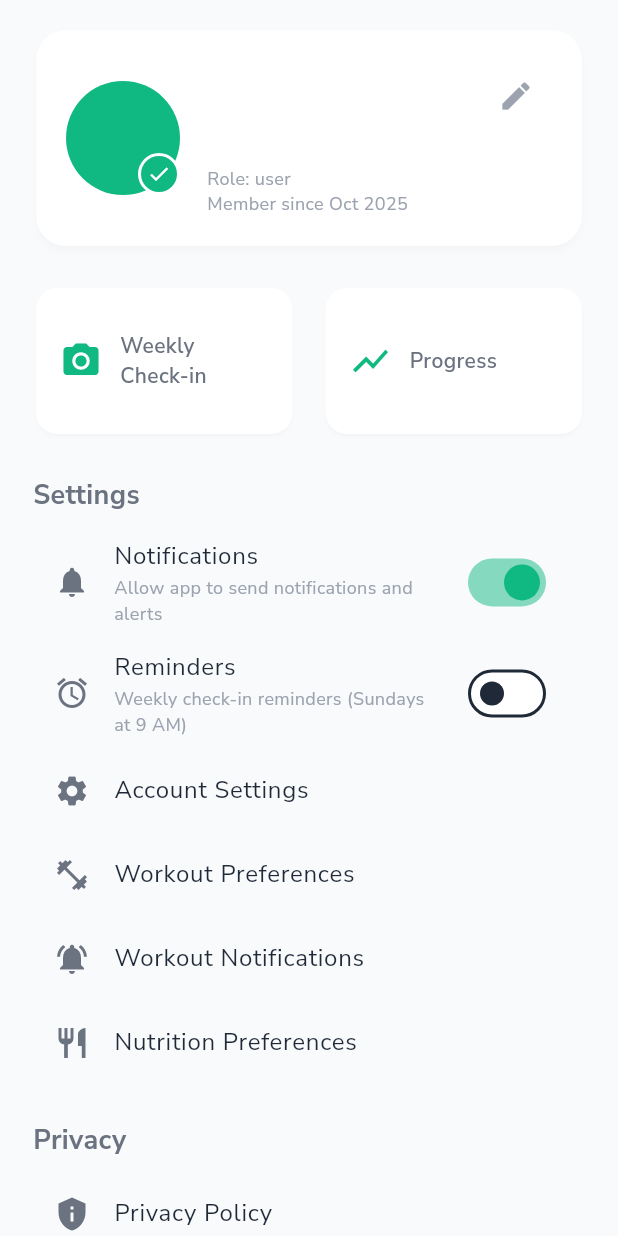
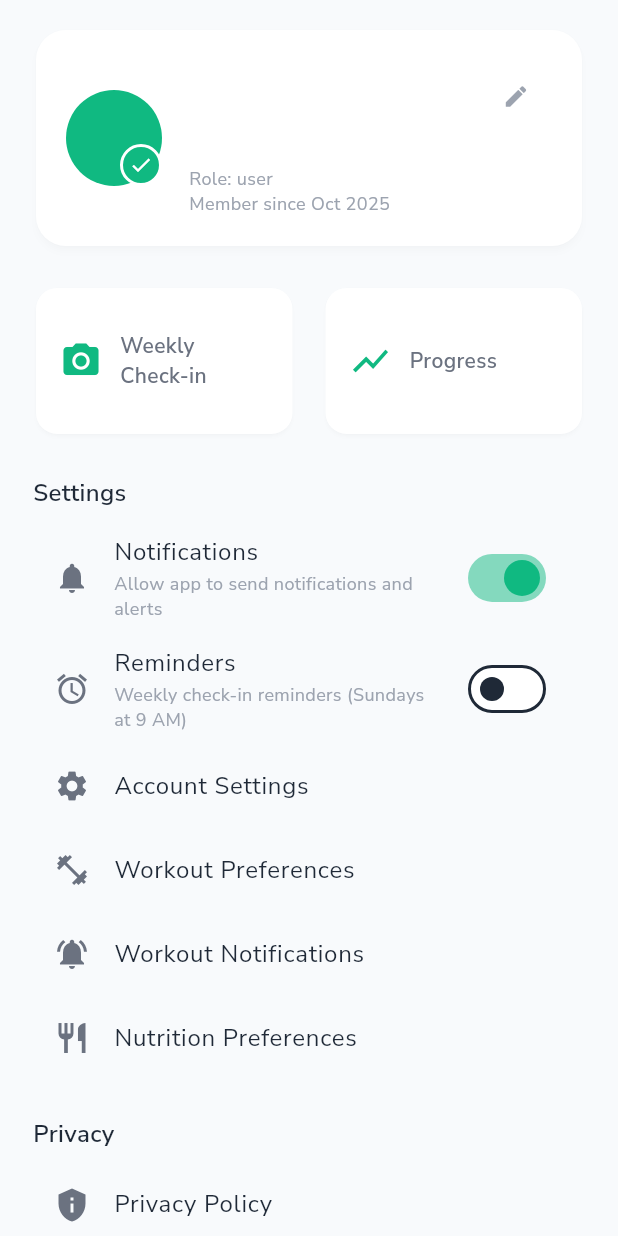
Before and after one commit to mahmoudal99/moctarnutrition, a Flutter app: the ProfileScreen screen opened directly, on a phone screen of 412 x 824 dp. Run offline on Flutter 3.47's test engine with Material 3 defaults, Android fonts, the phone set to English and light mode, and no system bars; our stand-ins replace auth_buttons, cached_network_image, cloud_firestore, confetti, firebase_auth, firebase_core and 18 more; missing offline and left inert: flutter_floating_bottom_bar, flutter_stripe, mobile_scanner, openfoodfacts; accounts and stored records are empty; project files that could hold a hidden picture were left out.

Commit message:
Update setting header

```diff
--- a/lib/features/profile/presentation/widgets/profile_section_header.dart
+++ b/lib/features/profile/presentation/widgets/profile_section_header.dart
@@ -15,9 +15,8 @@ class ProfileSectionHeader extends StatelessWidget {
       padding: const EdgeInsets.only(bottom: 8, left: 2),
       child: Text(
         title,
-        style: AppTextStyles.bodyLarge.copyWith(
-          fontWeight: FontWeight.bold,
-          color: AppConstants.textSecondary,
+        style: AppTextStyles.heading5.copyWith(
+          fontWeight: FontWeight.w600,
         ),
       ),
     );
--- a/lib/features/profile/presentation/widgets/profile_user_card.dart
+++ b/lib/features/profile/presentation/widgets/profile_user_card.dart
@@ -37,7 +37,7 @@ class ProfileUserCard extends StatelessWidget {
                   children: [
                     profilePhotoProvider.hasProfilePhoto
                         ? CircleAvatar(
-                            radius: 38,
+                            radius: 32,
                             backgroundImage:
                                 profilePhotoProvider.getProfilePhotoImage(),
                           )
@@ -45,7 +45,7 @@ class ProfileUserCard extends StatelessWidget {
                             photoUrl: user.photoUrl,
                             name: user.name,
                             email: user.email,
-                            radius: 38,
+                            radius: 32,
                             fontSize: 18,
                           ),
                     if (authUser.emailVerified)
@@ -97,8 +97,11 @@ class ProfileUserCard extends StatelessWidget {
                                       fontWeight: FontWeight.bold)),
                             ),
                           IconButton(
-                            icon: const Icon(Icons.edit,
-                                color: AppConstants.textTertiary),
+                            icon: const Icon(
+                              Icons.edit,
+                              color: AppConstants.textTertiary,
+                              size: 18,
+                            ),
                             onPressed: () {
                               HapticFeedback.lightImpact();
                               _showEditProfileDialog(
```
